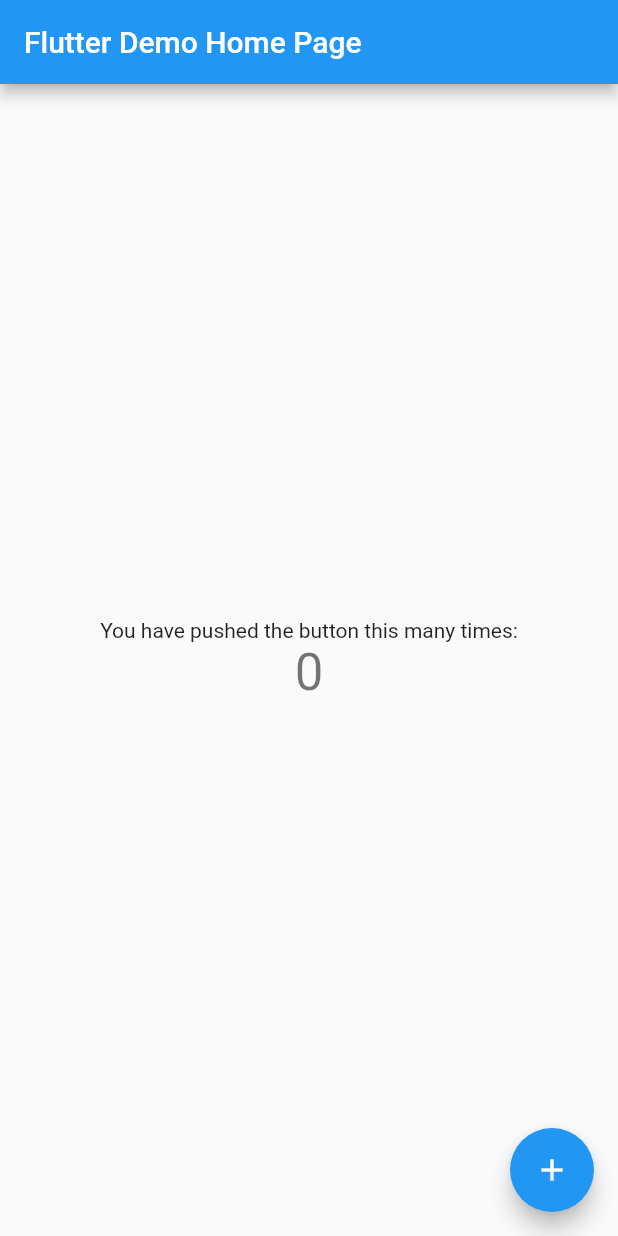
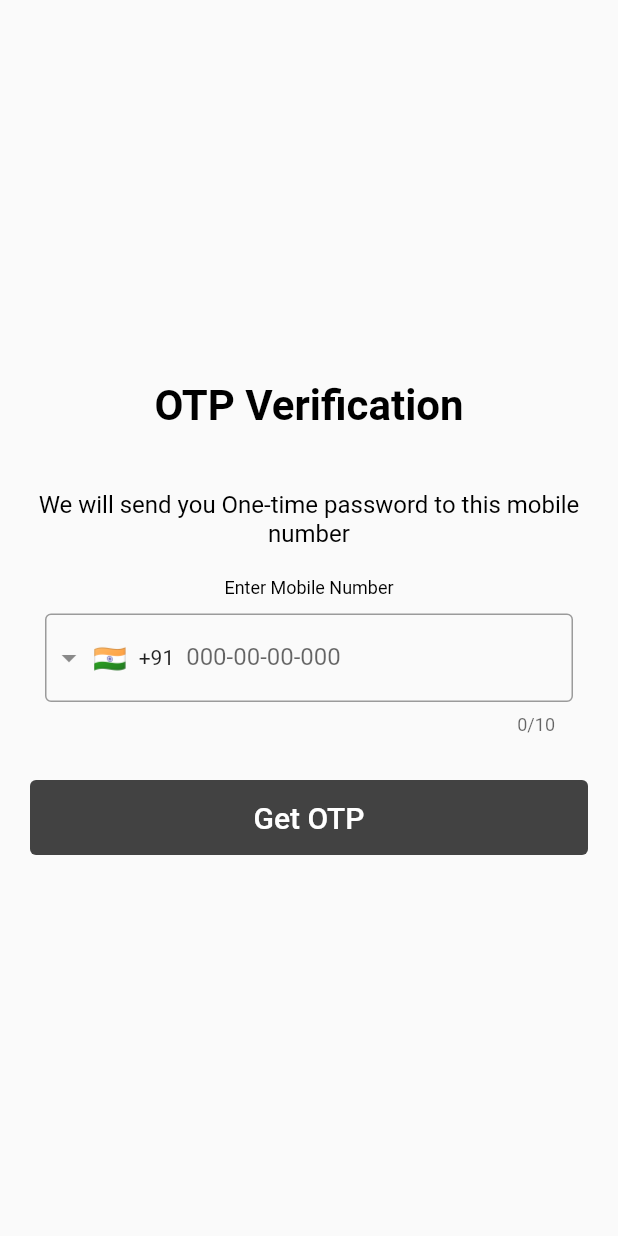
Before and after one commit to Prithiveram-27/right_to_connect, a Flutter app: the screen it shows after launch, on a phone screen of 412 x 824 dp. Run offline on Flutter 3.47's test engine with Material 2 defaults, Android fonts, the phone set to English and light mode, and no system bars; drawn by our look-alikes of intl_phone_field.

Commit message:
Folder structure & inital login screen

```diff
--- /dev/null
+++ b/lib/Constants/color_constants.dart
@@ -0,0 +1,8 @@
+import 'package:flutter/material.dart';
+
+class ColorConstants {
+  static const textColor = Colors.black;
+  static var buttonColor = Colors.grey[800];
+  static const buttonTxtColor = Colors.white;
+
+}
--- /dev/null
+++ b/lib/Constants/string_constants.dart
@@ -0,0 +1,12 @@
+class StringConstants {
+  //LOGIN SCREEN
+  static String otpVerification = "OTP Verification";
+  static String otpConfirmation =
+      "We will send you One-time password to this mobile number";
+  static String enterMobileNumber = "Enter Mobile Number";
+  static String btnGetOtp = "Get OTP";
+
+  static String getText(String key) {
+    return key;
+  }
+}
--- /dev/null
+++ b/lib/Screens/login_screen.dart
@@ -0,0 +1,90 @@
+import 'package:flutter/material.dart';
+import 'package:intl_phone_field/intl_phone_field.dart';
+import '../Constants/string_constants.dart';
+import '../Constants/color_constants.dart';
+
+class LoginScreen extends StatefulWidget {
+  const LoginScreen({Key? key}) : super(key: key);
+
+  @override
+  State<LoginScreen> createState() => _LoginScreenState();
+}
+
+class _LoginScreenState extends State<LoginScreen> {
+  @override
+  Widget build(BuildContext context) {
+    double width = MediaQuery.of(context).size.width;
+    return Scaffold(
+      body: Column(
+        mainAxisAlignment: MainAxisAlignment.center,
+        children: [
+          Text(
+            StringConstants.getText(StringConstants.otpVerification),
+            style: const TextStyle(
+              color: ColorConstants.textColor,
+              fontSize: 28,
+              fontWeight: FontWeight.bold,
+            ),
+          ),
+          const SizedBox(
+            height: 40,
+          ),
+          Text(
+            StringConstants.getText(StringConstants.otpConfirmation),
+            style: const TextStyle(
+              color: ColorConstants.textColor,
+              fontSize: 16,
+              fontWeight: FontWeight.normal,
+            ),
+            textAlign: TextAlign.center,
+          ),
+          const SizedBox(
+            height: 20,
+          ),
+          Text(
+            StringConstants.getText(StringConstants.enterMobileNumber),
+            style: const TextStyle(
+              color: ColorConstants.textColor,
+              fontSize: 12,
+              fontWeight: FontWeight.normal,
+            ),
+          ),
+          const SizedBox(
+            height: 0,
+          ),
+          Padding(
+            padding: const EdgeInsets.symmetric(horizontal: 30, vertical: 10),
+            child: IntlPhoneField(
+              dropdownDecoration: const BoxDecoration(),
+              decoration: const InputDecoration(
+                labelText: '000-00-00-000',
+                border: OutlineInputBorder(
+                  borderSide: BorderSide(),
+                ),
+              ),
+              initialCountryCode: 'IN',
+              onChanged: (phone) {},
+            ),
+          ),
+          const SizedBox(
+            height: 20,
+          ),
+          TextButton(
+            style: TextButton.styleFrom(
+              fixedSize: Size(width - 40, 50),
+              backgroundColor: ColorConstants.buttonColor,
+            ),
+            onPressed: () {},
+            child: Text(
+              StringConstants.getText(StringConstants.btnGetOtp),
+              style: const TextStyle(
+                color: ColorConstants.buttonTxtColor,
+                fontSize: 20,
+              ),
+            ),
+          ),
+        ],
+      ),
+    );
+  }
+}
--- a/lib/main.dart
+++ b/lib/main.dart
@@ -1,4 +1,6 @@
 import 'package:flutter/material.dart';
+
+import 'Screens/login_screen.dart';
 
 void main() {
   runApp(const MyApp());
@@ -24,92 +26,7 @@
         // is not restarted.
         primarySwatch: Colors.blue,
       ),
-      home: const MyHomePage(title: 'Flutter Demo Home Page'),
+      home: const LoginScreen(),
     );
   }
 }
-
-class MyHomePage extends StatefulWidget {
-  const MyHomePage({super.key, required this.title});
-
-  // This widget is the home page of your application. It is stateful, meaning
-  // that it has a State object (defined below) that contains fields that affect
-  // how it looks.
-
-  // This class is the configuration for the state. It holds the values (in this
-  // case the title) provided by the parent (in this case the App widget) and
-  // used by the build method of the State. Fields in a Widget subclass are
-  // always marked "final".
-
-  final String title;
-
-  @override
-  State<MyHomePage> createState() => _MyHomePageState();
-}
-
-class _MyHomePageState extends State<MyHomePage> {
-  int _counter = 0;
-
-  void _incrementCounter() {
-    setState(() {
-      // This call to setState tells the Flutter framework that something has
-      // changed in this State, which causes it to rerun the build method below
-      // so that the display can reflect the updated values. If we changed
-      // _counter without calling setState(), then the build method would not be
-      // called again, and so nothing would appear to happen.
-      _counter++;
-    });
-  }
-
-  @override
-  Widget build(BuildContext context) {
-    // This method is rerun every time setState is called, for instance as done
-    // by the _incrementCounter method above.
-    //
-    // The Flutter framework has been optimized to make rerunning build methods
-    // fast, so that you can just rebuild anything that needs updating rather
-    // than having to individually change instances of widgets.
-    return Scaffold(
-      appBar: AppBar(
-        // Here we take the value from the MyHomePage object that was created by
-        // the App.build method, and use it to set our appbar title.
-        title: Text(widget.title),
-      ),
-      body: Center(
-        // Center is a layout widget. It takes a single child and positions it
-        // in the middle of the parent.
-        child: Column(
-          // Column is also a layout widget. It takes a list of children and
-          // arranges them vertically. By default, it sizes itself to fit its
-          // children horizontally, and tries to be as tall as its parent.
-          //
-          // Invoke "debug painting" (press "p" in the console, choose the
-          // "Toggle Debug Paint" action from the Flutter Inspector in Android
-          // Studio, or the "Toggle Debug Paint" command in Visual Studio Code)
-          // to see the wireframe for each widget.
-          //
-          // Column has various properties to control how it sizes itself and
-          // how it positions its children. Here we use mainAxisAlignment to
-          // center the children vertically; the main axis here is the vertical
-          // axis because Columns are vertical (the cross axis would be
-          // horizontal).
-          mainAxisAlignment: MainAxisAlignment.center,
-          children: <Widget>[
-            const Text(
-              'You have pushed the button this many times:',
-            ),
-            Text(
-              '$_counter',
-              style: Theme.of(context).textTheme.headlineMedium,
-            ),
-          ],
-        ),
-      ),
-      floatingActionButton: FloatingActionButton(
-        onPressed: _incrementCounter,
-        tooltip: 'Increment',
-        child: const Icon(Icons.add),
-      ), // This trailing comma makes auto-formatting nicer for build methods.
-    );
-  }
-}
--- a/pubspec.yaml
+++ b/pubspec.yaml
@@ -35,6 +35,8 @@
   # The following adds the Cupertino Icons font to your application.
   # Use with the CupertinoIcons class for iOS style icons.
   cupertino_icons: ^1.0.2
+  pin_code_fields: ^7.4.0
+  intl_phone_field: ^3.1.0
 
 dev_dependencies:
   flutter_test:
```
Also changed, not shown: pubspec.lock.
